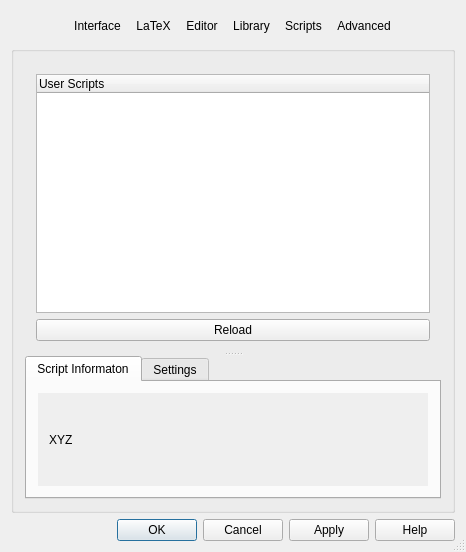
Qt form src/klfsettings.ui (CryFeiFei/klatexformula) before a commit.
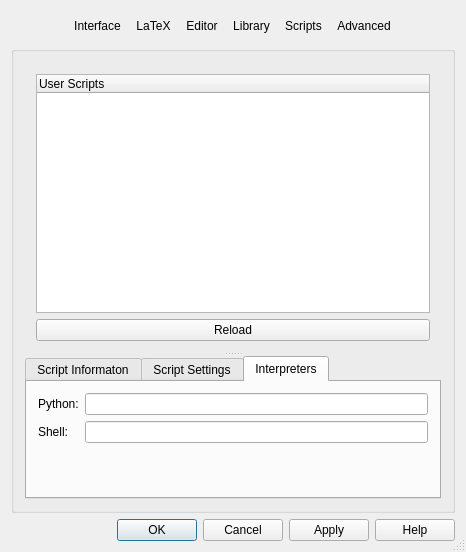
The same form after that commit. The open tabs and pages were chosen to show the change. Icons and pictures are not drawn. Custom widgets are drawn as their Qt base class.

What changed in the file:
```diff
--- a/src/klfsettings.ui
+++ b/src/klfsettings.ui
@@ -813,8 +813,8 @@
                 <rect>
                  <x>0</x>
                  <y>0</y>
-                 <width>98</width>
-                 <height>40</height>
+                 <width>366</width>
+                 <height>79</height>
                 </rect>
                </property>
                <layout class="QGridLayout" name="lyt_wUserScriptInfo">
@@ -842,7 +842,7 @@
           </widget>
           <widget class="QWidget" name="tabUserScriptSettings">
            <attribute name="title">
-            <string>Settings</string>
+            <string>Script Settings</string>
            </attribute>
            <layout class="QGridLayout" name="gridLayout_2">
             <item row="0" column="0">
@@ -917,6 +917,46 @@
             </item>
            </layout>
           </widget>
+          <widget class="QWidget" name="tab">
+           <attribute name="title">
+            <string>Interpreters</string>
+           </attribute>
+           <layout class="QGridLayout" name="gridLayout_4">
+            <item row="0" column="0">
+             <widget class="QLabel" name="lblScriptInterpreterPython">
+              <property name="text">
+               <string>Python:</string>
+              </property>
+             </widget>
+            </item>
+            <item row="0" column="1">
+             <widget class="QLineEdit" name="txtScriptInterpreterPython"/>
+            </item>
+            <item row="1" column="0">
+             <widget class="QLabel" name="lblScriptInterpreterShell">
+              <property name="text">
+               <string>Shell:</string>
+              </property>
+             </widget>
+            </item>
+            <item row="1" column="1">
+             <widget class="QLineEdit" name="txtScriptInterpreterShell"/>
+            </item>
+            <item row="2" column="1">
+             <spacer name="vspc_scriptinterpreters">
+              <property name="orientation">
+               <enum>Qt::Vertical</enum>
+              </property>
+              <property name="sizeHint" stdset="0">
+               <size>
+                <width>20</width>
+                <height>14</height>
+               </size>
+              </property>
+             </spacer>
+            </item>
+           </layout>
+          </widget>
          </widget>
         </widget>
        </item>
```
Left out of the diff: 16 changed lines with no effect on the pictures.
